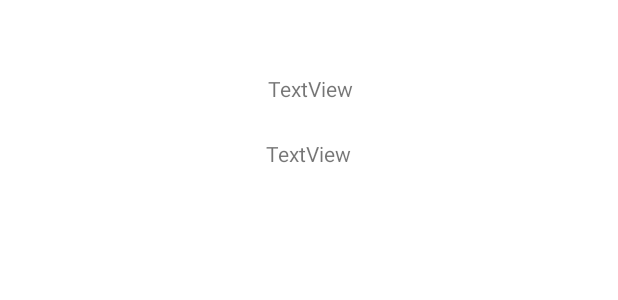
After one commit to PawelRyloWSB/MovieMobileApp, an Android app: the layout activity_movie_details.xml on its own in the app's theme, with its tools: preview values and no code run, on a phone screen of 412 x 824 dp. The commit adds this screen. Shown: the top 300 px of the screen. Run offline under Robolectric (Android 15) with nearby library versions, the phone set to English and light mode, and no system bars; network calls fail.

Commit message:
Add movie details page

```diff
--- a/app/src/main/java/com/example/moviemobileapp/models/Result.kt
+++ b/app/src/main/java/com/example/moviemobileapp/models/Result.kt
@@ -14,4 +14,4 @@ class Result(  val adult: Boolean,
                     val video: Boolean,
                     val vote_average: Double,
                     val vote_count: Int
-                    )
+                    ) : java.io.Serializable
--- /dev/null
+++ b/app/src/main/res/layout/activity_movie_details.xml
@@ -0,0 +1,32 @@
+<?xml version="1.0" encoding="utf-8"?>
+<androidx.constraintlayout.widget.ConstraintLayout xmlns:android="http://schemas.android.com/apk/res/android"
+    xmlns:app="http://schemas.android.com/apk/res-auto"
+    xmlns:tools="http://schemas.android.com/tools"
+    android:layout_width="match_parent"
+    android:layout_height="match_parent"
+    tools:context=".MovieDetails">
+
+    <TextView
+        android:id="@+id/movie_title"
+        android:layout_width="wrap_content"
+        android:layout_height="wrap_content"
+        android:layout_marginStart="178dp"
+        android:layout_marginTop="49dp"
+        android:layout_marginEnd="176dp"
+        android:text="TextView"
+        app:layout_constraintEnd_toEndOf="parent"
+        app:layout_constraintStart_toStartOf="parent"
+        app:layout_constraintTop_toTopOf="parent" />
+
+    <TextView
+        android:id="@+id/overview"
+        android:layout_width="wrap_content"
+        android:layout_height="wrap_content"
+        android:layout_marginStart="176dp"
+        android:layout_marginTop="24dp"
+        android:layout_marginEnd="177dp"
+        android:text="TextView"
+        app:layout_constraintEnd_toEndOf="parent"
+        app:layout_constraintStart_toStartOf="parent"
+        app:layout_constraintTop_toBottomOf="@+id/movie_title" />
+</androidx.constraintlayout.widget.ConstraintLayout>
```
Also changed, not shown: app/src/main/AndroidManifest.xml (+8 -0 lines), app/src/main/java/com/example/moviemobileapp/MainActivity.kt (+12 -1 lines), app/src/main/java/com/example/moviemobileapp/MovieCardAdapter.kt (+12 -3 lines), app/src/main/java/com/example/moviemobileapp/MovieDetails.kt (added, +23 -0 lines).
